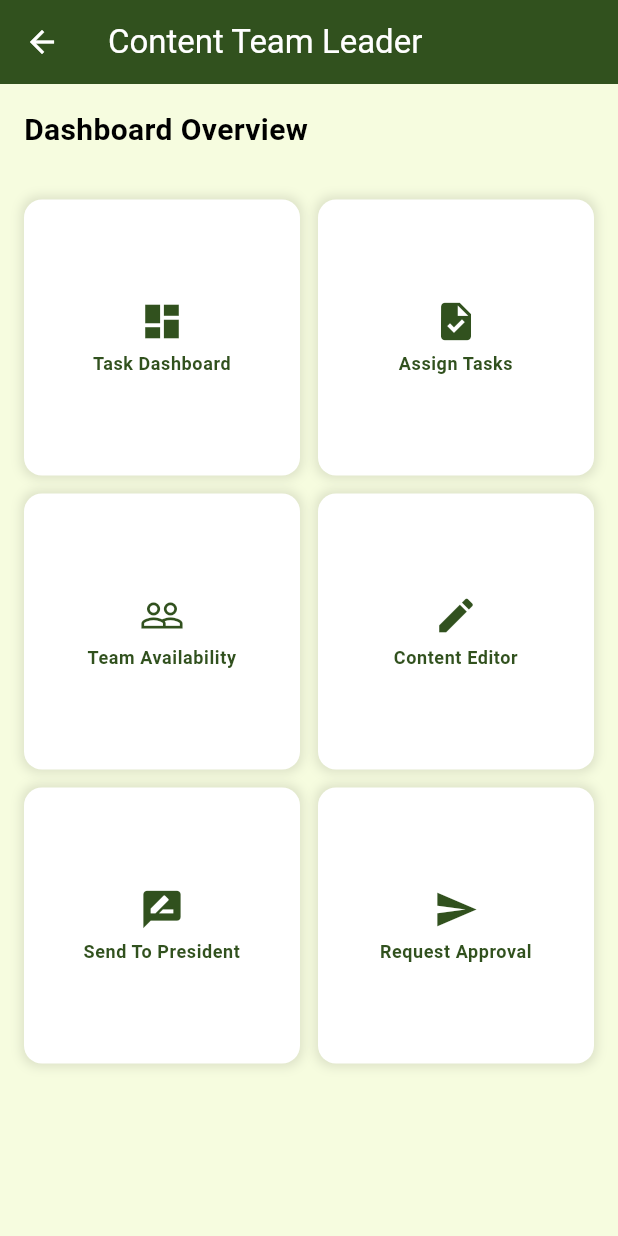
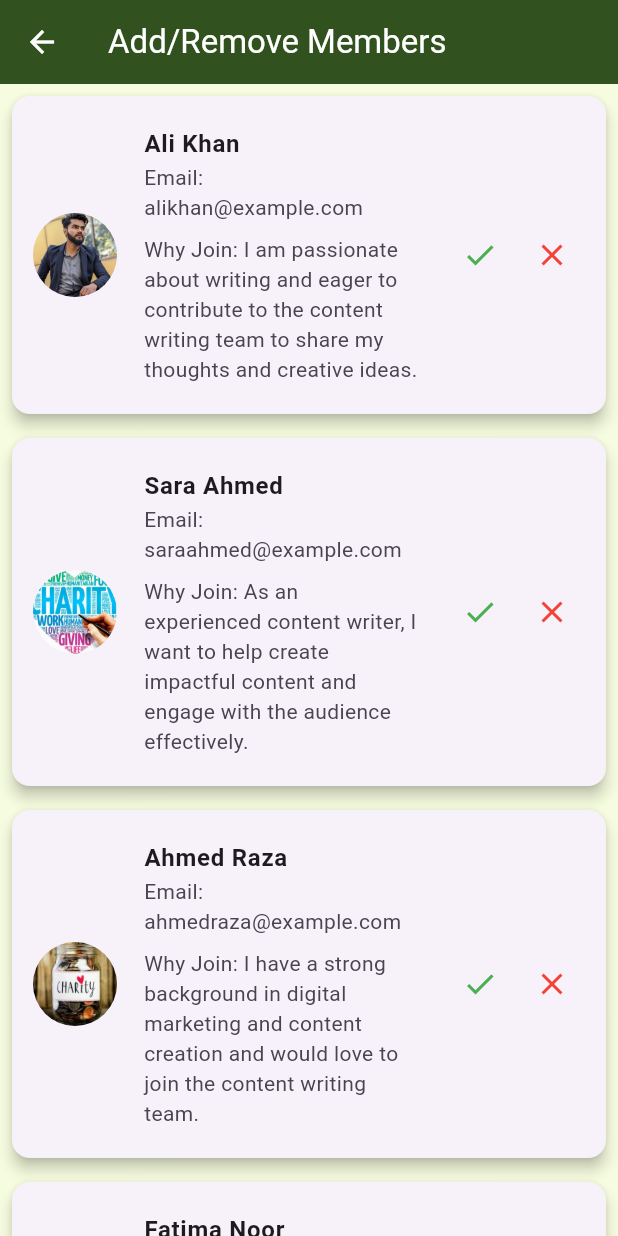
Before and after one commit to Muhammadsaqibsharif/kaar_e_kamal, a Flutter app: the ContentTeamLeaderDashboardScreen screen opened by its route, after a tap on "Request Approval", on a phone screen of 412 x 824 dp. Run offline on Flutter 3.47's test engine with Material 3 defaults, Android fonts, the light colour scheme and no system bars; our stand-ins replace carousel_slider, flutter_cache_manager, image_picker, percent_indicator, permission_handler, share_plus and 1 more; accounts and stored records are empty.

Commit message:
Content Team Leader Add Remove Members Screen

```diff
--- a/lib/routes/app_routes.dart
+++ b/lib/routes/app_routes.dart
@@ -3,6 +3,7 @@ import 'package:kaar_e_kamal/core/theme/theme_settings_screen.dart';
 import 'package:kaar_e_kamal/routes/route_names.dart';
 import 'package:kaar_e_kamal/screens/common/profile/user_profile_screen.dart';
 import 'package:kaar_e_kamal/screens/drawer/mainDrawer.dart';
+import 'package:kaar_e_kamal/screens/leaders/content_team/add_remove_members/content_team_leader_add_remove_members.dart';
 import 'package:kaar_e_kamal/screens/leaders/content_team/send_to_president/content_team_leader_approval_request_screen.dart';
 import 'package:kaar_e_kamal/screens/leaders/content_team/content_team_leader_dashboard_screen.dart';
 import 'package:kaar_e_kamal/screens/leaders/content_team/content_tools/content_team_leader_content_editor_screen.dart';
@@ -150,6 +151,7 @@ class AppRoutes {
       RouteNames.ContentTeamLeaderMemberAvailabilityScreen: (context) => ContentTeamLeaderMemberAvailabilityScreen(),
       RouteNames.ContentTeamLeaderContentEditorScreen: (context) => ContentTeamLeaderContentEditorScreen(),
       RouteNames.ContentToPresidentRequestScreen: (context) => ContentToPresidentRequestScreen(),
+      RouteNames.ContentTeamLeaderAddRemoveMembersScreen: (context) => ContentTeamLeaderAddRemoveMembersScreen(),
     };
   }
 }
--- a/lib/routes/route_names.dart
+++ b/lib/routes/route_names.dart
@@ -69,4 +69,6 @@ class RouteNames {
       '/ContentTeamLeaderContentEditorScreen';
   static const String ContentToPresidentRequestScreen =
       '/ContentToPresidentRequestScreen';
+  static const String ContentTeamLeaderAddRemoveMembersScreen =
+      '/ContentTeamLeaderAddRemoveMembersScreen';
 }
--- /dev/null
+++ b/lib/screens/leaders/content_team/add_remove_members/content_team_leader_add_remove_members.dart
@@ -0,0 +1,134 @@
+import 'package:flutter/material.dart';
+
+class ContentTeamLeaderAddRemoveMembersScreen extends StatefulWidget {
+  const ContentTeamLeaderAddRemoveMembersScreen({Key? key}) : super(key: key);
+
+  @override
+  State<ContentTeamLeaderAddRemoveMembersScreen> createState() =>
+      _ContentTeamLeaderAddRemoveMembersScreenState();
+}
+
+class _ContentTeamLeaderAddRemoveMembersScreenState
+    extends State<ContentTeamLeaderAddRemoveMembersScreen> {
+  // List of requests from potential members with their respective profile picture
+  List<MemberRequest> memberRequests = [
+    MemberRequest(
+      name: "Ali Khan",
+      email: "alikhan@example.com",
+      description:
+          "I am passionate about writing and eager to contribute to the content writing team to share my thoughts and creative ideas.",
+      dpImage: 'assets/pics/DP.jpg',
+    ),
+    MemberRequest(
+      name: "Sara Ahmed",
+      email: "saraahmed@example.com",
+      description:
+          "As an experienced content writer, I want to help create impactful content and engage with the audience effectively.",
+      dpImage: 'assets/Images/1.jpg',
+    ),
+    MemberRequest(
+      name: "Ahmed Raza",
+      email: "ahmedraza@example.com",
+      description:
+          "I have a strong background in digital marketing and content creation and would love to join the content writing team.",
+      dpImage: 'assets/Images/2.jpg',
+    ),
+    MemberRequest(
+      name: "Fatima Noor",
+      email: "fatimanoor@example.com",
+      description:
+          "I am passionate about storytelling and writing. I want to help the team create quality content that resonates with readers.",
+      dpImage: 'assets/Images/3.jpg',
+    ),
+  ];
+
+  // Approve a member request
+  void _approveMember(int index) {
+    setState(() {
+      memberRequests.removeAt(index);
+    });
+    ScaffoldMessenger.of(context).showSnackBar(
+      const SnackBar(content: Text('Member approved and added to the team!')),
+    );
+  }
+
+  // Reject a member request
+  void _rejectMember(int index) {
+    setState(() {
+      memberRequests.removeAt(index);
+    });
+    ScaffoldMessenger.of(context).showSnackBar(
+      const SnackBar(content: Text('Member request rejected!')),
+    );
+  }
+
+  @override
+  Widget build(BuildContext context) {
+    return Scaffold(
+      appBar: AppBar(
+        title: const Text("Add/Remove Members"),
+      ),
+      body: ListView.builder(
+        itemCount: memberRequests.length,
+        itemBuilder: (context, index) {
+          final member = memberRequests[index];
+
+          return Card(
+            margin: const EdgeInsets.all(8),
+            elevation: 4,
+            child: ListTile(
+              contentPadding: const EdgeInsets.all(12),
+              leading: CircleAvatar(
+                radius: 30,
+                backgroundImage: AssetImage(
+                  member.dpImage.isNotEmpty
+                      ? member.dpImage
+                      : 'assets/pics/default.jpg', // Use default image if dpImage is empty or invalid
+                ),
+              ),
+              title: Text(member.name,
+                  style: const TextStyle(fontWeight: FontWeight.bold)),
+              subtitle: Column(
+                crossAxisAlignment: CrossAxisAlignment.start,
+                children: [
+                  Text("Email: ${member.email}"),
+                  const SizedBox(height: 8),
+                  Text("Why Join: ${member.description}"),
+                ],
+              ),
+              trailing: Row(
+                mainAxisSize: MainAxisSize.min,
+                children: [
+                  IconButton(
+                    icon: const Icon(Icons.check, color: Colors.green),
+                    onPressed: () => _approveMember(index),
+                    tooltip: 'Approve',
+                  ),
+                  IconButton(
+                    icon: const Icon(Icons.close, color: Colors.red),
+                    onPressed: () => _rejectMember(index),
+                    tooltip: 'Reject',
+                  ),
+                ],
+              ),
+            ),
+          );
+        },
+      ),
+    );
+  }
+}
+
+class MemberRequest {
+  final String name;
+  final String email;
+  final String description;
+  final String dpImage; // Add a dpImage field to store the profile picture path
+
+  MemberRequest({
+    required this.name,
+    required this.email,
+    required this.description,
+    required this.dpImage, // Pass dpImage through the constructor
+  });
+}
--- a/lib/screens/leaders/content_team/content_team_leader_dashboard_screen.dart
+++ b/lib/screens/leaders/content_team/content_team_leader_dashboard_screen.dart
@@ -86,7 +86,8 @@ class ContentTeamLeaderDashboardScreen extends StatelessWidget {
                     title: 'Request Approval',
                     icon: Icons.send,
                     onTap: () {
-                      // Navigator.pushNamed(context, RouteNames.ContentTeamLeaderApprovalRequest);
+                      Navigator.pushNamed(context,
+                          RouteNames.ContentTeamLeaderAddRemoveMembersScreen);
                     },
                   ),
                 ],
```
